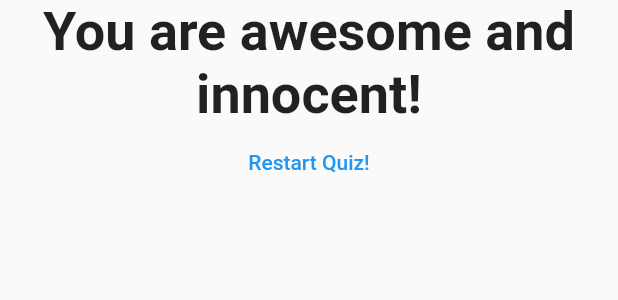
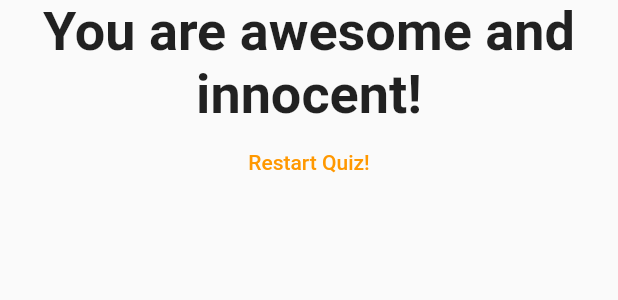
Before and after one commit to citrus77/flutter_complete_guide, a Flutter app: the Result widget shown alone on an empty page, opened directly with empty values, on a phone screen of 412 x 824 dp. Shown: the top 300 px of the screen. Run offline on Flutter 3.47's test engine with Material 2 defaults, Android fonts, the phone set to English and light mode, and no system bars.

```diff
--- a/lib/answer.dart
+++ b/lib/answer.dart
@@ -14,6 +14,7 @@ class Answer extends StatelessWidget {
       child: ElevatedButton(
         style: ButtonStyle(
           backgroundColor: MaterialStateProperty.all(Colors.blue),
+          foregroundColor: MaterialStateProperty.all(Colors.white),
         ),
         child: Text(answerText),
         onPressed: selectHandler,
--- a/lib/result.dart
+++ b/lib/result.dart
@@ -32,9 +32,9 @@ class Result extends StatelessWidget {
           ),
           textAlign: TextAlign.center,
         ),
-        FlatButton(
+        TextButton(
           child: Text('Restart Quiz!'),
-          textColor: Colors.blue,
+          style: TextButton.styleFrom(primary: Colors.orange),
           onPressed: resetHandler,
         ),
       ]),
```
